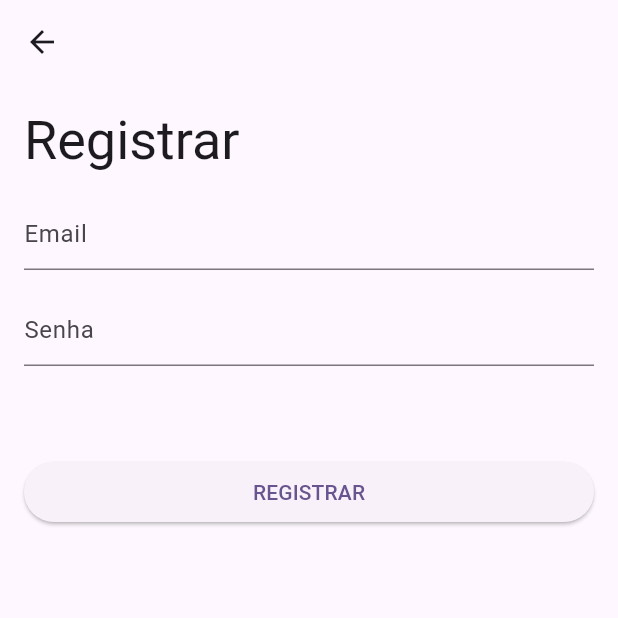
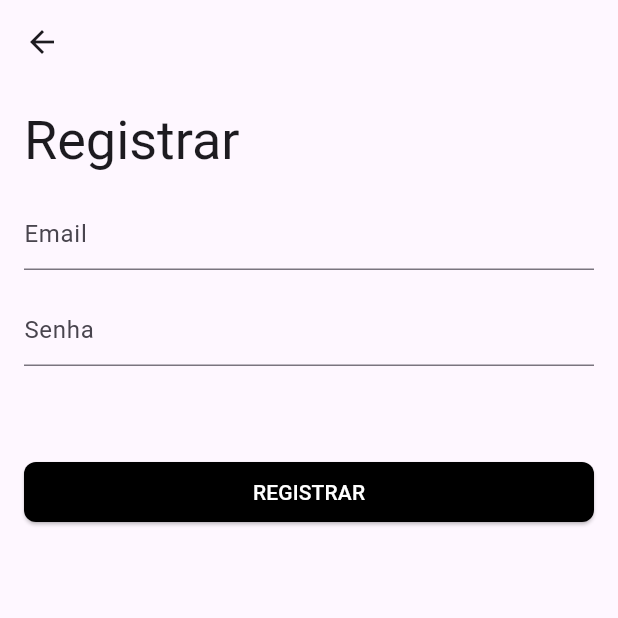
Before and after one commit to MateusLucasDaSilva/social_app, a Flutter app: the SignUpPage screen opened by its route, on a phone screen of 412 x 824 dp, the top half of it. Run offline on Flutter 3.47's test engine with Material 3 defaults, Android fonts, the phone set to English and light mode, and no system bars.

```diff
--- /dev/null
+++ b/lib/app/core/utils/theme/app_theme.dart
@@ -0,0 +1,31 @@
+import 'package:flutter/material.dart';
+
+class AppTheme {
+  static final theme = ThemeData(
+    colorScheme: ColorScheme.fromSeed(seedColor: Colors.deepPurple),
+    useMaterial3: true,
+    outlinedButtonTheme: OutlinedButtonThemeData(
+      style: OutlinedButton.styleFrom(
+        shape: RoundedRectangleBorder(
+          side: BorderSide(
+            color: Colors.black,
+            width: 2,
+          ),
+          borderRadius: BorderRadius.circular(8), // Altere o valor para o desejado
+        ),
+        visualDensity: VisualDensity.standard,
+        foregroundColor: Colors.black,
+      ),
+    ),
+    elevatedButtonTheme: ElevatedButtonThemeData(
+      style: ElevatedButton.styleFrom(
+        backgroundColor: Colors.black,
+        foregroundColor: Colors.white,
+        visualDensity: VisualDensity.standard,
+        shape: RoundedRectangleBorder(
+          borderRadius: BorderRadius.circular(8), // Altere o valor para o desejado
+        ),
+      ),
+    ),
+  );
+}
--- a/lib/app/presentation/pages/home/home_page.dart
+++ b/lib/app/presentation/pages/home/home_page.dart
@@ -4,6 +4,7 @@ import 'package:social_app/app/presentation/pages/chats/chats_page.dart';
 import 'package:social_app/app/presentation/pages/home/controller/home_controller.dart';
 import 'package:social_app/app/presentation/pages/home/widgets/bottom_home_widget.dart';
 import 'package:social_app/app/presentation/pages/home/widgets/home_widget.dart';
+import 'package:social_app/app/presentation/pages/profile/profile_page.dart';
 import 'package:social_app/app/presentation/pages/search/search_page.dart';
 
 class HomePage extends StatefulWidget {
@@ -23,6 +24,7 @@ class _HomePageState extends State<HomePage> {
       builder: (context, child) => Scaffold(
         bottomNavigationBar: BottomHomeWidget(
           onChangePage: controller.onChangePage,
+          currentType: controller.currentHomeEnumType,
         ),
         body: Padding(
           padding: const EdgeInsets.all(AppSize.padding),
@@ -32,7 +34,7 @@ class _HomePageState extends State<HomePage> {
               HomeWidget(),
               SearchPage(),
               ChatsPage(),
-              Placeholder(),
+              ProfilePage(),
             ],
           ),
         ),
```
Also changed, not shown: lib/app/presentation/app_widget.dart (+3 -5 lines), lib/app/presentation/pages/home/controller/home_controller.dart (+8 -5 lines), lib/app/presentation/pages/home/widgets/bottom_home_widget.dart (+17 -1 lines), lib/app/presentation/pages/profile/profile_page.dart (added, +69 -0 lines).
